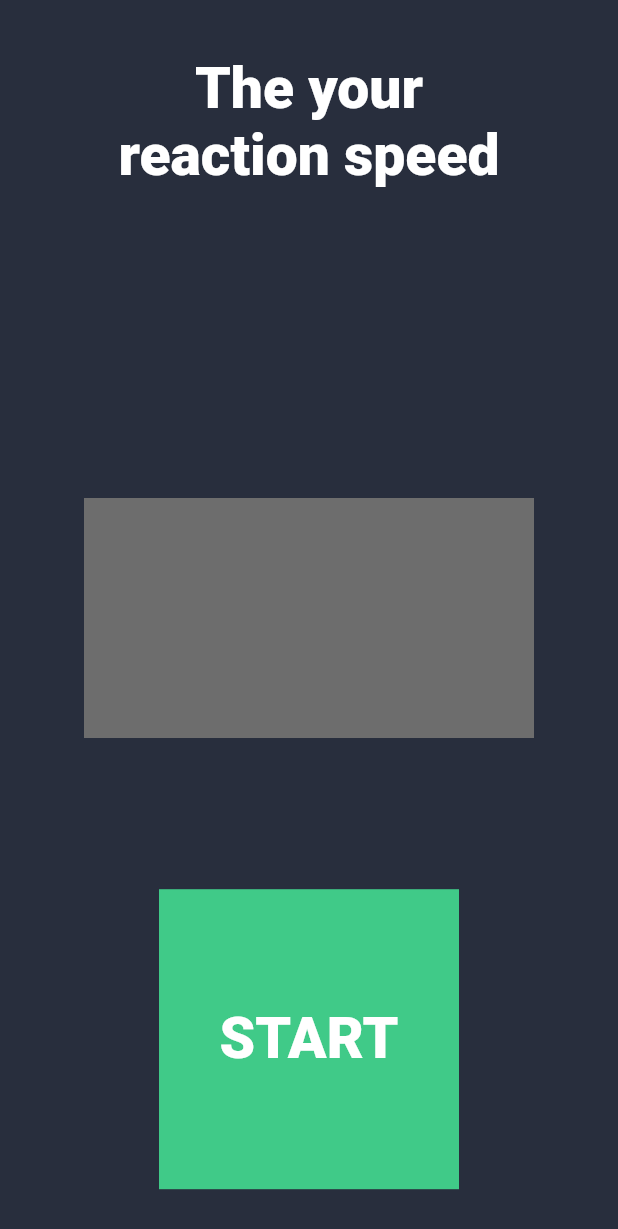
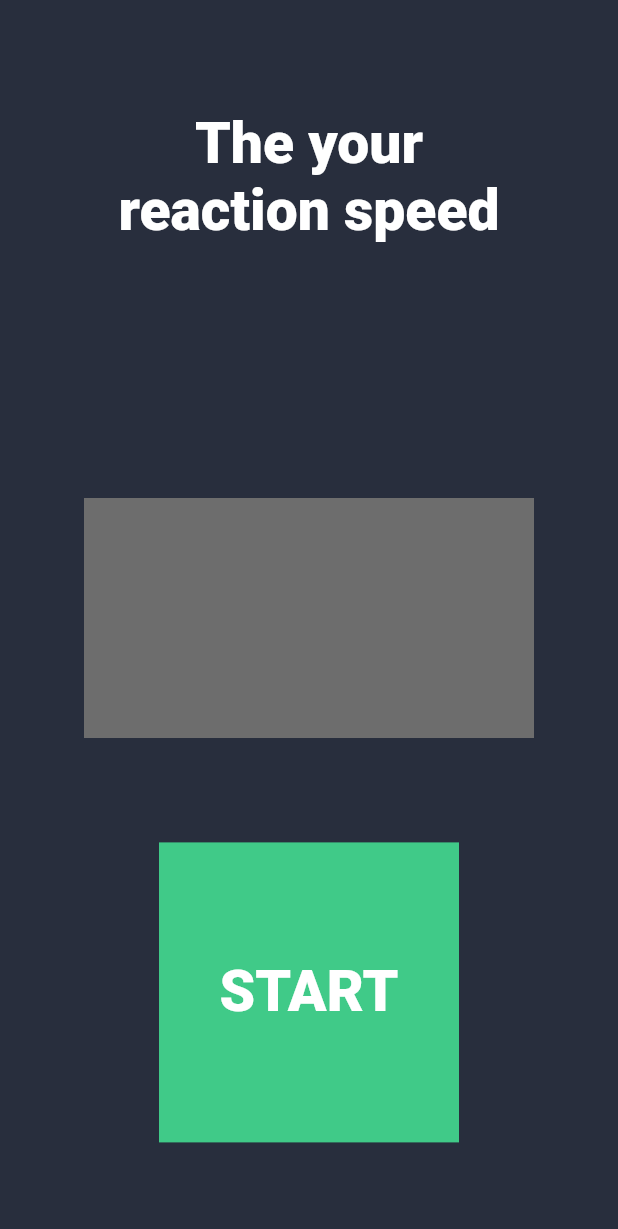
Before and after one commit to HelenSap/flutter_push, a Flutter app: the screen it shows after launch, on a phone screen of 412 x 824 dp. Shown: the top 1229 px of the screen. Run offline on Flutter 3.47's test engine with Material 2 defaults, Android fonts, the phone set to English and light mode, and no system bars.

Commit message:
Change alignment

```diff
--- a/lib/main.dart
+++ b/lib/main.dart
@@ -40,7 +40,7 @@ class _MyHomePageState extends State<MyHomePage> {
         body: Stack(
           children: [
             const Align(
-                alignment: Alignment(0, -0.9),
+                alignment: Alignment(0, -0.8),
                 child: Text(
                   "The your\nreaction speed",
                   textAlign: TextAlign.center,
@@ -69,7 +69,7 @@ class _MyHomePageState extends State<MyHomePage> {
                   ),
                 )),
             Align(
-                alignment: const Alignment(0, 0.9),
+                alignment: const Alignment(0, 0.8),
                 child: GestureDetector(
                   onTap: () => setState(() {
                     switch (gameState) {
```
